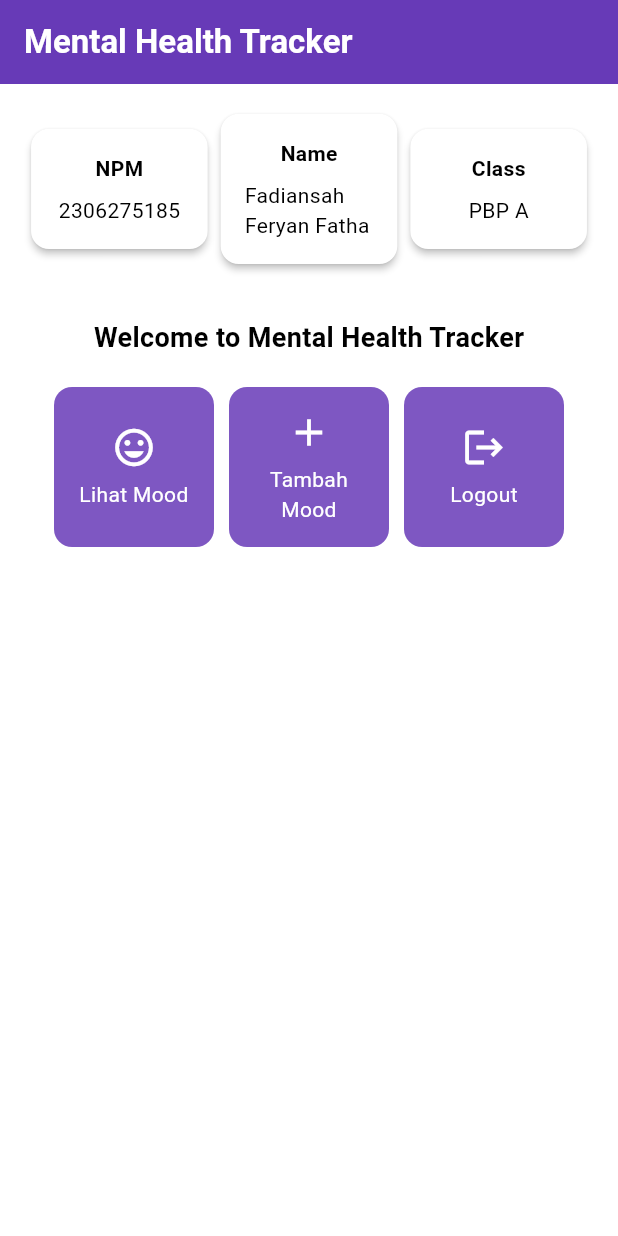
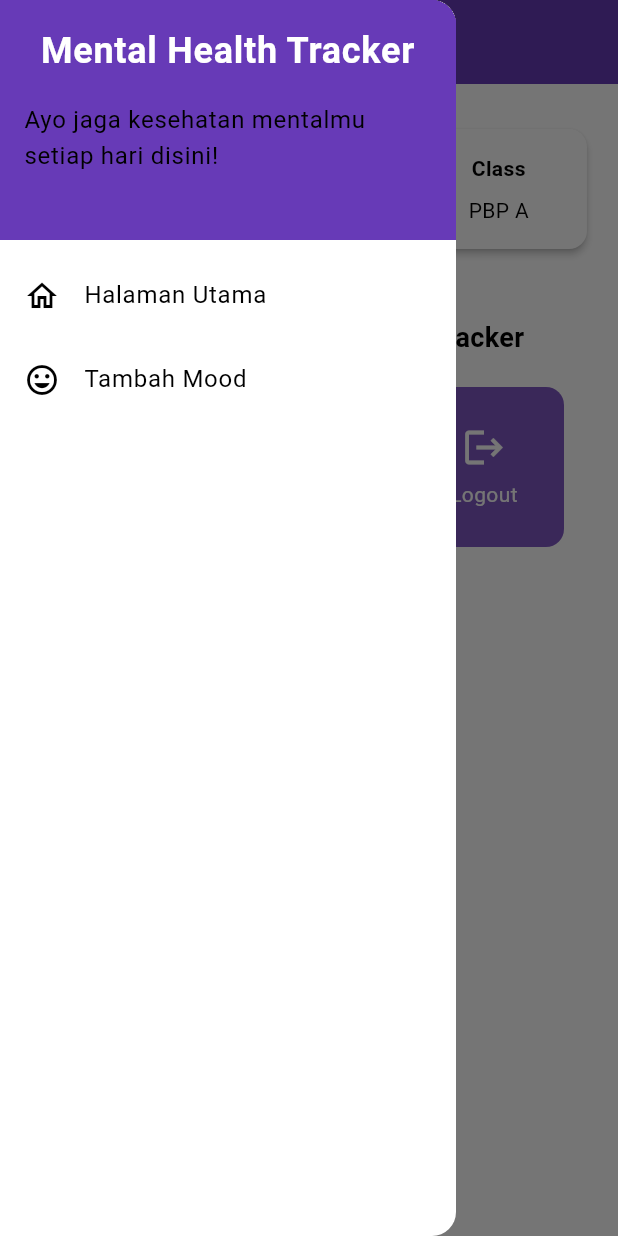
Before and after one commit to rigelia/mental-health-tracker-webapp, a Flutter app: the screen it shows after launch, with the side drawer open (before the commit the screen has no drawer), on a phone screen of 412 x 824 dp. Run offline on Flutter 3.47's test engine with Material 3 defaults, Android fonts, the phone set to English and light mode, and no system bars.

Commit message:
base tutorial 7

```diff
--- a/lib/main.dart
+++ b/lib/main.dart
@@ -1,5 +1,5 @@
 import 'package:flutter/material.dart';
-import 'package:mental_health_tracker/menu.dart';
+import 'package:mental_health_tracker/screens/menu.dart';
 
 void main() {
   runApp(const MyApp());
--- a/lib/menu.dart
+++ b/lib/screens/menu.dart
@@ -1,4 +1,6 @@
 import 'package:flutter/material.dart';
+import 'package:mental_health_tracker/widgets/left_drawers.dart';
+import 'package:mental_health_tracker/widgets/mood_card.dart';
 
 class MyHomePage extends StatelessWidget {
   MyHomePage({super.key});
@@ -12,14 +14,16 @@ class MyHomePage extends StatelessWidget {
     ItemHomepage("Logout", Icons.logout),
   ];
 
-
- @override
+  @override
   Widget build(BuildContext context) {
     // Scaffold menyediakan struktur dasar halaman dengan AppBar dan body.
     return Scaffold(
       // AppBar adalah bagian atas halaman yang menampilkan judul.
       appBar: AppBar(
-        // Judul aplikasi "Mental Health Tracker" dengan teks putih dan tebal.
+        // Mengganti warna icon drawer menjadi putih
+        iconTheme: const IconThemeData(color: Colors.white),
+        // Masukkan drawer sebagai parameter nilai drawer dari widget Scaffold
+
         title: const Text(
           'Mental Health Tracker',
           style: TextStyle(
@@ -30,6 +34,7 @@ class MyHomePage extends StatelessWidget {
         // Warna latar belakang AppBar diambil dari skema warna tema aplikasi.
         backgroundColor: Theme.of(context).colorScheme.primary,
       ),
+      drawer: const LeftDrawer(),
       // Body halaman dengan padding di sekelilingnya.
       body: Padding(
         padding: const EdgeInsets.all(16.0),
@@ -91,7 +96,6 @@ class MyHomePage extends StatelessWidget {
       ),
     );
   }
-
 }
 
 class InfoCard extends StatelessWidget {
@@ -127,64 +131,3 @@ class InfoCard extends StatelessWidget {
     );
   }
 }
-
-
-class ItemCard extends StatelessWidget {
-  // Menampilkan kartu dengan ikon dan nama.
-
-  final ItemHomepage item;
-
-  const ItemCard(this.item, {super.key});
-
-  @override
-  Widget build(BuildContext context) {
-    return Material(
-      // Menentukan warna latar belakang dari tema aplikasi.
-      color: Theme.of(context).colorScheme.secondary,
-      // Membuat sudut kartu melengkung.
-      borderRadius: BorderRadius.circular(12),
-
-      child: InkWell(
-        // Aksi ketika kartu ditekan.
-        onTap: () {
-          // Menampilkan pesan SnackBar saat kartu ditekan.
-          ScaffoldMessenger.of(context)
-            ..hideCurrentSnackBar()
-            ..showSnackBar(
-              SnackBar(content: Text("Kamu telah menekan tombol ${item.name}!"))
-            );
-        },
-        // Container untuk menyimpan Icon dan Text
-        child: Container(
-          padding: const EdgeInsets.all(8),
-          child: Center(
-            child: Column(
-              // Menyusun ikon dan teks di tengah kartu.
-              mainAxisAlignment: MainAxisAlignment.center,
-              children: [
-                Icon(
-                  item.icon,
-                  color: Colors.white,
-                  size: 30.0,
-                ),
-                const Padding(padding: EdgeInsets.all(3)),
-                Text(
-                  item.name,
-                  textAlign: TextAlign.center,
-                  style: const TextStyle(color: Colors.white),
-                ),
-              ],
-            ),
-          ),
-        ),
-      ),
-    );
-  }
-}
-
-class ItemHomepage {
-  final String name;
-  final IconData icon;
-
-  ItemHomepage(this.name, this.icon);
-}
--- /dev/null
+++ b/lib/widgets/left_drawers.dart
@@ -0,0 +1,64 @@
+import 'package:flutter/material.dart';
+import 'package:mental_health_tracker/screens/menu.dart';
+// TODO: Impor halaman MoodEntryFormPage jika sudah dibuat
+import 'package:mental_health_tracker/screens/moodentry_form.dart';
+
+class LeftDrawer extends StatelessWidget {
+  const LeftDrawer({super.key});
+
+  @override
+  Widget build(BuildContext context) {
+    return Drawer(
+      child: ListView(
+        children: [
+          DrawerHeader(
+            decoration: BoxDecoration(
+              color: Theme.of(context).colorScheme.primary,
+            ),
+            child: const Column(
+              children: [
+                Text(
+                  'Mental Health Tracker',
+                  textAlign: TextAlign.center,
+                  style: TextStyle(
+                    fontSize: 24,
+                    fontWeight: FontWeight.bold,
+                    color: Colors.white,
+                  ),
+                ),
+                Padding(padding: EdgeInsets.all(8)),
+                Text(
+                  "Ayo jaga kesehatan mentalmu setiap hari disini!",
+                  // TODO: Tambahkan gaya teks dengan center alignment, font ukuran 15, warna putih, dan weight biasa
+                ),
+              ],
+            ),
+          ),
+          ListTile(
+            leading: const Icon(Icons.home_outlined),
+            title: const Text('Halaman Utama'),
+            // Bagian redirection ke MyHomePage
+            onTap: () {
+              Navigator.pushReplacement(
+                  context,
+                  MaterialPageRoute(
+                    builder: (context) => MyHomePage(),
+                  ));
+            },
+          ),
+          ListTile(
+            leading: const Icon(Icons.mood),
+            title: const Text('Tambah Mood'),
+            // Bagian redirection ke MoodEntryFormPage
+            onTap: () {
+              /*
+      TODO: Buatlah routing ke MoodEntryFormPage di sini,
+      setelah halaman MoodEntryFormPage sudah dibuat.
+      */
+            },
+          ),
+        ],
+      ),
+    );
+  }
+}
--- /dev/null
+++ b/lib/widgets/mood_card.dart
@@ -0,0 +1,65 @@
+import 'package:flutter/material.dart';
+
+class ItemCard extends StatelessWidget {
+  // Menampilkan kartu dengan ikon dan nama.
+
+  final ItemHomepage item;
+
+  const ItemCard(this.item, {super.key});
+
+  @override
+  Widget build(BuildContext context) {
+    return Material(
+      // Menentukan warna latar belakang dari tema aplikasi.
+      color: Theme.of(context).colorScheme.secondary,
+      // Membuat sudut kartu melengkung.
+      borderRadius: BorderRadius.circular(12),
+
+      child: InkWell(
+        // Aksi ketika kartu ditekan.
+        onTap: () {
+          // Memunculkan SnackBar ketika diklik
+          ScaffoldMessenger.of(context)
+            ..hideCurrentSnackBar()
+            ..showSnackBar(SnackBar(
+                content: Text("Kamu telah menekan tombol ${item.name}!")));
+
+          // Navigate ke route yang sesuai (tergantung jenis tombol)
+          if (item.name == "Tambah Mood") {
+            // TODO: Gunakan Navigator.push untuk melakukan navigasi ke MaterialPageRoute yang mencakup TrackerFormPage.
+          }
+        },
+        // Container untuk menyimpan Icon dan Text
+        child: Container(
+          padding: const EdgeInsets.all(8),
+          child: Center(
+            child: Column(
+              // Menyusun ikon dan teks di tengah kartu.
+              mainAxisAlignment: MainAxisAlignment.center,
+              children: [
+                Icon(
+                  item.icon,
+                  color: Colors.white,
+                  size: 30.0,
+                ),
+                const Padding(padding: EdgeInsets.all(3)),
+                Text(
+                  item.name,
+                  textAlign: TextAlign.center,
+                  style: const TextStyle(color: Colors.white),
+                ),
+              ],
+            ),
+          ),
+        ),
+      ),
+    );
+  }
+}
+
+class ItemHomepage {
+  final String name;
+  final IconData icon;
+
+  ItemHomepage(this.name, this.icon);
+}
```
Also changed, not shown: lib/screens/moodentry_form.dart (added, +137 -0 lines).
